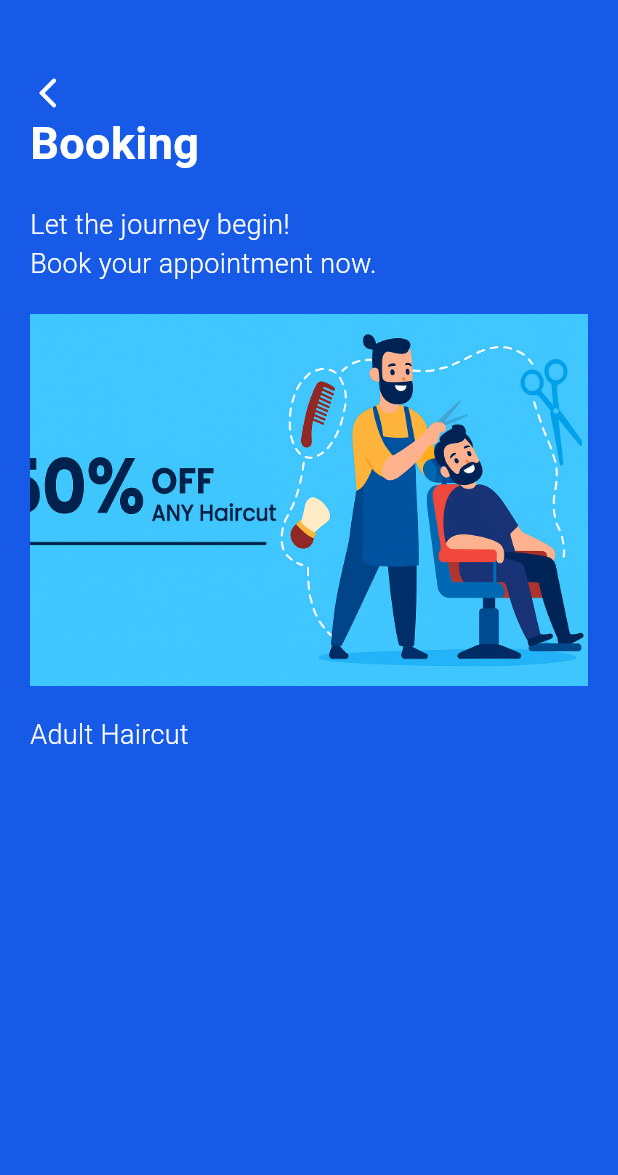
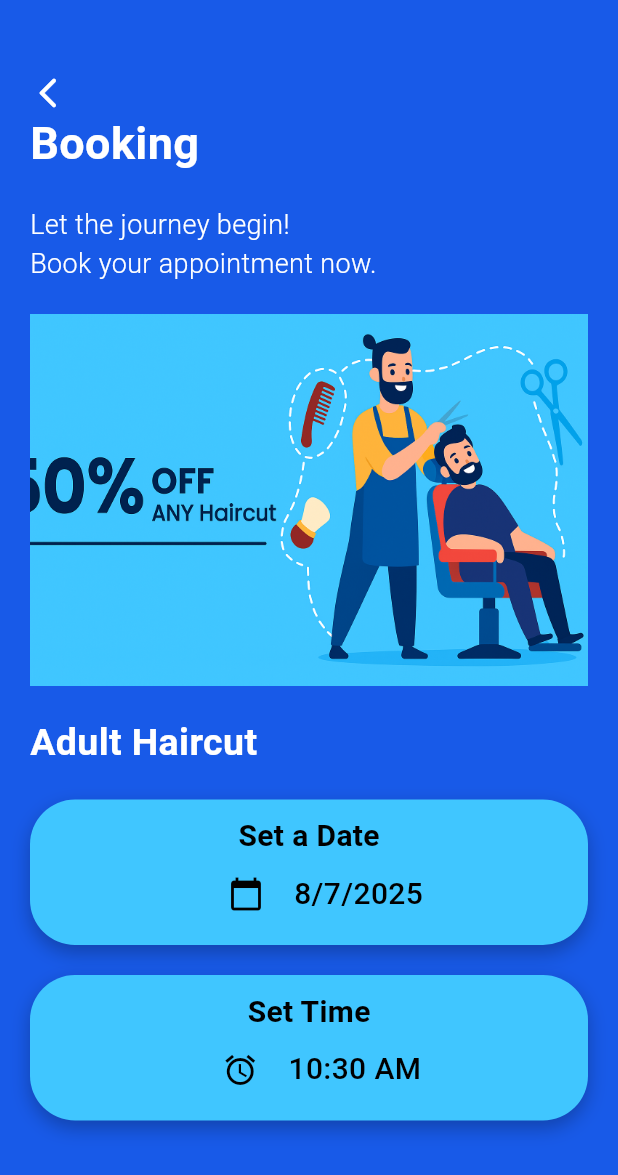
Before and after one commit to Da-Rumi/Talo-Gar, a Flutter app: the Booking screen opened directly, on a phone screen of 412 x 824 dp. Shown: the top 1175 px of the screen. Run offline on Flutter 3.47's test engine with Material 3 defaults, Android fonts, the phone set to English and light mode, and no system bars.

Commit message:
fixed time and date picker

```diff
--- a/talo_gar/lib/pages/booking.dart
+++ b/talo_gar/lib/pages/booking.dart
@@ -9,6 +9,34 @@ class Booking extends StatefulWidget {
 }
 
 class _BookingState extends State<Booking> {
+  DateTime _selectedDate = DateTime.now();
+  Future<void> _selectDate(BuildContext context) async {
+    final DateTime? picked = await showDatePicker(
+      context: context,
+      initialDate: _selectedDate,
+      firstDate: DateTime(2025),
+      lastDate: DateTime(2026),
+    );
+
+    if (picked != null && picked != _selectedDate)
+      setState(() {
+        _selectedDate = picked;
+      });
+  }
+
+  TimeOfDay _selectedTime = TimeOfDay.now();
+  Future<void> _selectTime(BuildContext context) async {
+    final TimeOfDay? picked = await showTimePicker(
+      context: context,
+      initialTime: _selectedTime,
+    );
+
+    if (picked != null && picked != _selectedTime)
+      setState(() {
+        _selectedTime = picked;
+      });
+  }
+
   @override
   Widget build(BuildContext context) {
     return Scaffold(
@@ -60,8 +88,122 @@ class _BookingState extends State<Booking> {
                 widget.service,
                 style: TextStyle(
                   color: Colors.white,
-                  fontSize: 18.0,
-                  fontWeight: FontWeight.w300,
+                  fontSize: 25.0,
+                  fontWeight: FontWeight.bold,
+                ),
+              ),
+              SizedBox(height: 20.0),
+              Container(
+                padding: EdgeInsets.only(top: 10.0, bottom: 10.0),
+                decoration: BoxDecoration(
+                  color: const Color.fromARGB(255, 64, 198, 255),
+                  boxShadow: [
+                    BoxShadow(
+                      color: Colors.black26,
+                      blurRadius: 10.0,
+                      offset: Offset(0, 5),
+                    ),
+                  ],
+                  borderRadius: BorderRadius.circular(30.0),
+                ),
+                width: MediaQuery.of(context).size.width,
+                child: Column(
+                  children: [
+                    Text(
+                      "Set a Date",
+                      style: TextStyle(
+                        color: Colors.black,
+                        fontSize: 20.0,
+                        fontWeight: FontWeight.bold,
+                      ),
+                    ),
+                    Row(
+                      mainAxisAlignment: MainAxisAlignment.center,
+
+                      children: [
+                        SizedBox(width: 10.0),
+                        IconButton(
+                          icon: Icon(Icons.calendar_today, color: Colors.black),
+                          onPressed: () {
+                            showDatePicker(
+                              context: context,
+                              initialDate: _selectedDate,
+                              firstDate: DateTime.now(),
+                              lastDate: DateTime(2101),
+                            ).then((pickedDate) {
+                              if (pickedDate != null &&
+                                  pickedDate != _selectedDate) {
+                                setState(() {
+                                  _selectedDate = pickedDate;
+                                });
+                              }
+                            });
+                          },
+                        ),
+                        SizedBox(width: 8.0),
+                        Text(
+                          "${_selectedDate.day}/${_selectedDate.month}/${_selectedDate.year}",
+                          style: TextStyle(
+                            color: Colors.black,
+                            fontSize: 20.0,
+                            fontWeight: FontWeight.w500,
+                          ),
+                        ),
+                      ],
+                    ),
+                  ],
+                ),
+              ),
+              SizedBox(height: 20.0),
+              Container(
+                padding: EdgeInsets.only(top: 10.0, bottom: 10.0),
+                decoration: BoxDecoration(
+                  color: const Color.fromARGB(255, 64, 198, 255),
+                  boxShadow: [
+                    BoxShadow(
+                      color: Colors.black26,
+                      blurRadius: 10.0,
+                      offset: Offset(0, 5),
+                    ),
+                  ],
+                  borderRadius: BorderRadius.circular(30.0),
+                ),
+                width: MediaQuery.of(context).size.width,
+                child: Column(
+                  children: [
+                    Text(
+                      "Set Time",
+                      style: TextStyle(
+                        color: Colors.black,
+                        fontSize: 20.0,
+                        fontWeight: FontWeight.bold,
+                      ),
+                    ),
+                    Row(
+                      mainAxisAlignment: MainAxisAlignment.center,
+
+                      children: [
+                        SizedBox(width: 5.0),
+                        IconButton(
+                          icon: Icon(Icons.alarm, color: Colors.black),
+                          onPressed: () {
+                            _selectTime(context);
+                          },
+                        ),
+                        SizedBox(width: 8.0), // Added SizedBox for spacing
+                        Text(
+                          _selectedTime.format(
+                            context,
+                          ), // Display selected time
+                          style: TextStyle(
+                            color: Colors.black,
+                            fontSize: 20.0,
+                            fontWeight: FontWeight.w500,
+                          ),
+                        ),
+                      ],
+                    ),
+                  ],
                 ),
               ),
             ],
```
